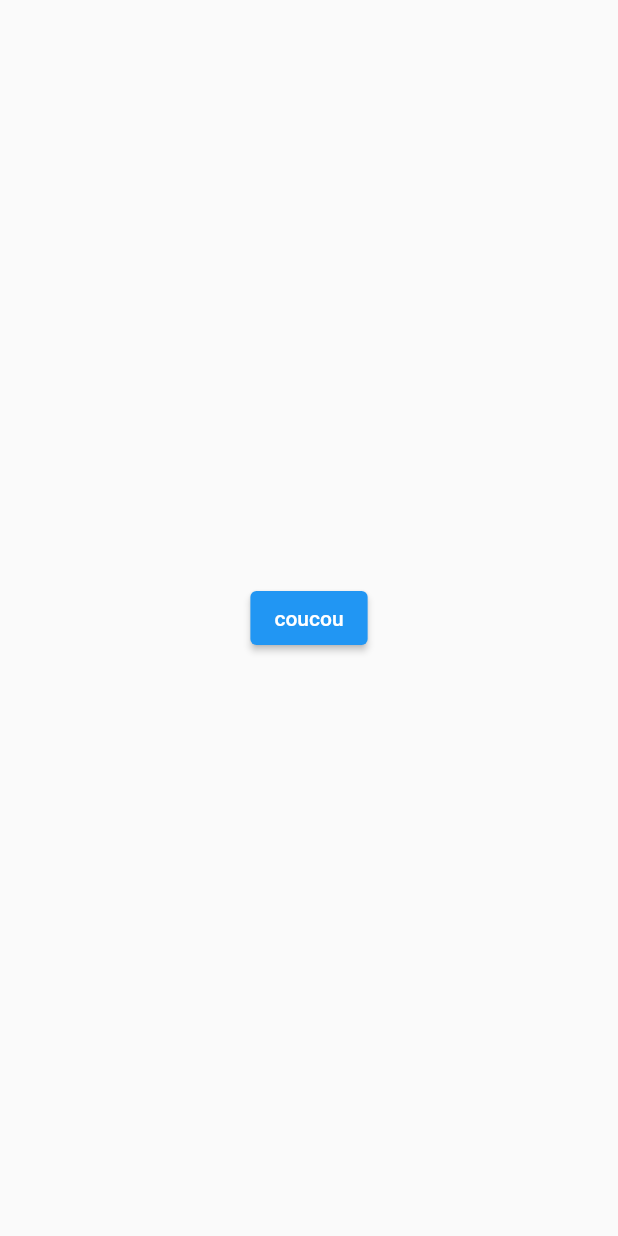
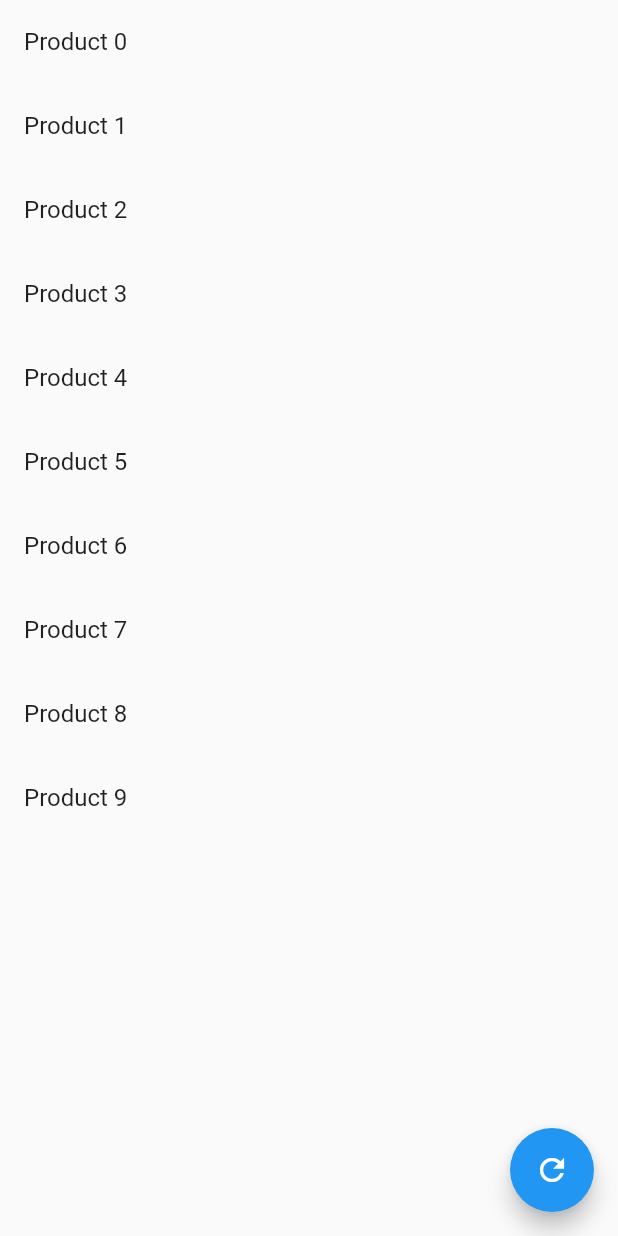
Before and after one commit to ThomasEcalle/marvin_app_moc, a Flutter app: the screen it shows after launch, on a phone screen of 412 x 824 dp. Run offline on Flutter 3.47's test engine with Material 2 defaults, Android fonts, the phone set to English and light mode, and no system bars; our stand-ins replace bloc, flutter_bloc.

Commit message:
wip 2 bloc

```diff
--- a/lib/home_screen/home_screen.dart
+++ b/lib/home_screen/home_screen.dart
@@ -8,22 +8,52 @@ class HomeScreen extends StatelessWidget {
   @override
   Widget build(BuildContext context) {
     return BlocProvider(
-      create: (context) => ProductsBloc(),
-      child: Builder(
-        builder: (context) {
+      create: (context) => ProductsBloc()..add(GetAllProducts(10)),
+      child: Builder(builder: (context) {
         return Scaffold(
-            body: Center(
-              child: ElevatedButton(
-                child: Text('coucou'),
+          body: BlocBuilder<ProductsBloc, ProductsState>(
+            builder: (context, state) {
+              switch (state.status) {
+                case ProductsStatus.initial:
+                  return const SizedBox();
+                case ProductsStatus.loading:
+                  return const Center(
+                    child: CircularProgressIndicator(),
+                  );
+                case ProductsStatus.error:
+                  return Center(
+                    child: Text(state.error),
+                  );
+                case ProductsStatus.success:
+                  final products = state.products;
+
+                  if (products.isEmpty) {
+                    return const Center(
+                      child: Text('Aucun produit'),
+                    );
+                  }
+
+                  return ListView.builder(
+                    itemCount: products.length,
+                    itemBuilder: (context, index) {
+                      final product = products[index];
+                      return ListTile(
+                        title: Text(product.name),
+                      );
+                    },
+                  );
+              }
+            },
+          ),
+          floatingActionButton: FloatingActionButton(
+            child: Icon(Icons.refresh),
             onPressed: () {
               final productsBloc = BlocProvider.of<ProductsBloc>(context);
               productsBloc.add(GetAllProducts(10));
             },
           ),
-            ),
         );
-        }
-      ),
+      }),
     );
   }
 }
--- /dev/null
+++ b/lib/home_screen/models/product.dart
@@ -0,0 +1,13 @@
+class Product {
+  final String id;
+  final String name;
+  final String description;
+  final double price;
+
+  Product({
+    required this.id,
+    required this.name,
+    required this.description,
+    required this.price,
+  });
+}
--- a/lib/home_screen/products_bloc/products_bloc.dart
+++ b/lib/home_screen/products_bloc/products_bloc.dart
@@ -1,14 +1,35 @@
 import 'package:bloc/bloc.dart';
 import 'package:flutter/foundation.dart';
+
+import '../models/product.dart';
 
 part 'products_event.dart';
 part 'products_state.dart';
 
 class ProductsBloc extends Bloc<ProductsEvent, ProductsState> {
-  ProductsBloc() : super(ProductsInitial()) {
-    on<GetAllProducts>((event, emit) {
+  ProductsBloc() : super(ProductsState()) {
+    on<GetAllProducts>((event, emit) async {
+      emit(state.copyWith(status: ProductsStatus.loading));
+
+      await Future.delayed(const Duration(seconds: 2));
+
       final count = event.count;
       debugPrint('Get All Products ($count)');
+
+      try {
+        final products = List.generate(count, (index) {
+          return Product(
+            id: '$index',
+            name: 'Product $index',
+            description: 'Description $index',
+            price: index + 5,
+          );
+        });
+
+        emit(state.copyWith(status: ProductsStatus.success, products: products));
+      } catch (error) {
+        emit(state.copyWith(status: ProductsStatus.error, error: error.toString()));
+      }
     });
   }
 }
--- a/lib/home_screen/products_bloc/products_state.dart
+++ b/lib/home_screen/products_bloc/products_state.dart
@@ -1,6 +1,32 @@
 part of 'products_bloc.dart';
 
-@immutable
-abstract class ProductsState {}
+enum ProductsStatus {
+  initial,
+  loading,
+  success,
+  error,
+}
 
-class ProductsInitial extends ProductsState {}
+class ProductsState {
+  final ProductsStatus status;
+  final List<Product> products;
+  final String error;
+
+  ProductsState({
+    this.status = ProductsStatus.initial,
+    this.products = const [],
+    this.error = '',
+  });
+
+  ProductsState copyWith({
+    ProductsStatus? status,
+    List<Product>? products,
+    String? error,
+  }) {
+    return ProductsState(
+      status: status ?? this.status,
+      products: products ?? this.products,
+      error: error ?? this.error,
+    );
+  }
+}
--- a/lib/main.dart
+++ b/lib/main.dart
@@ -1,4 +1,5 @@
 import 'package:flutter/material.dart';
+import 'package:flutter_bloc/flutter_bloc.dart';
 import 'package:marvin_app_moc/home_screen/data_sources/remote_fruits_data_source.dart';
 import 'package:marvin_app_moc/home_screen/fruits_repository_provider.dart';
 import 'package:marvin_app_moc/home_screen/home_screen.dart';
@@ -31,7 +32,7 @@ class MyApp extends StatelessWidget {
             ),
           ),
         ),
-        home: HomeScreen(),
+        home: const HomeScreen(),
       ),
     );
   }
```
Lines whose indentation alone changed are shown as unchanged.
